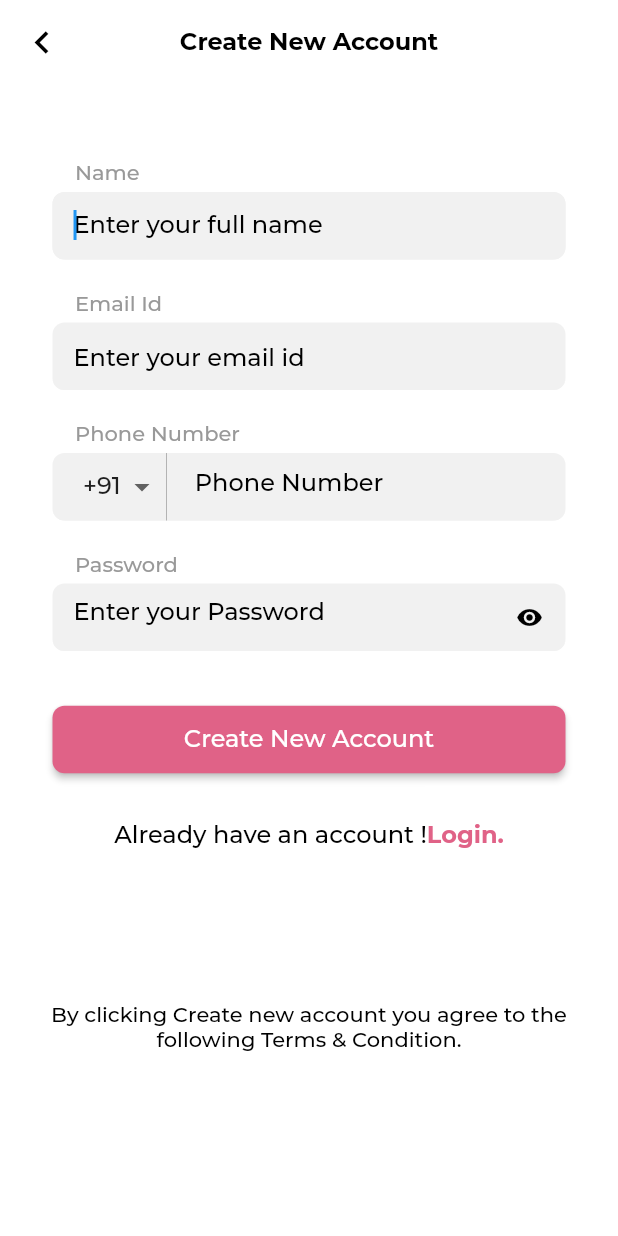
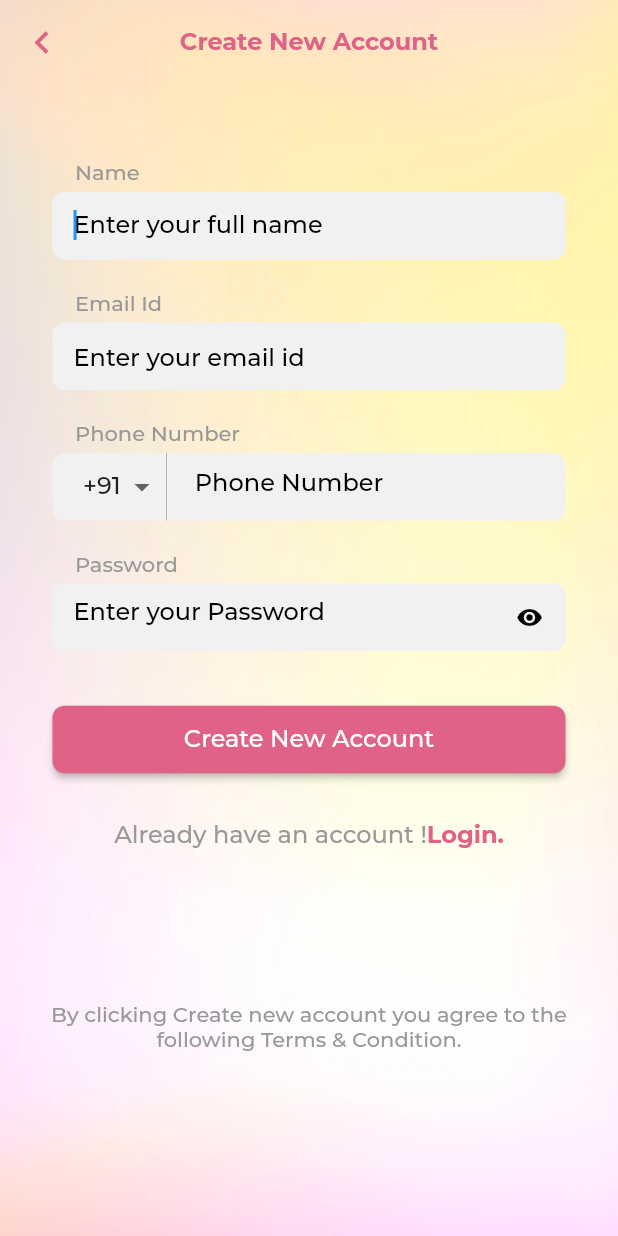
Before and after one commit to SafeLabsAnass/barber_frontend_app, a Flutter app: the RegisterScreen screen opened directly, on a phone screen of 412 x 824 dp. Run offline on Flutter 3.47's test engine with Material 2 defaults, Android fonts, the phone set to English and light mode, and no system bars; drawn by our look-alikes of modal_progress_hud_nsn; our stand-ins replace cached_network_image, carousel_slider, connectivity, dio, dotted_line, email_validator and 17 more; missing offline and left inert: connectivity_for_web, flutter_polyline_points, flutter_share, flutter_stripe, geolocator_web, image_picker_for_web and 4 more; accounts and stored records are empty; generated files the repository leaves out were written again.

Commit message:
changed splash screen & sign up page.

```diff
--- a/lib/screens/registerScreen.dart
+++ b/lib/screens/registerScreen.dart
@@ -17,6 +17,9 @@ import 'package:modal_progress_hud_nsn/modal_progress_hud_nsn.dart';
 
 import 'loginscreen.dart';
 import 'otpscreen.dart';
+import 'dart:ui';
+import 'package:barber_app/constant/dymmyimages.dart';
+
 
 class RegisterScreen extends StatefulWidget {
   @override
@@ -40,11 +43,18 @@ class _RegisterScreen extends State<RegisterScreen> {
   @override
   Widget build(BuildContext context) {
     var countryDropDown = Container(
+
       margin: EdgeInsets.only(right: 10),
       decoration: new BoxDecoration(
         border: Border(
           right: BorderSide(width: 0.5, color: greyColor),
         ),
+        // decoration: new BoxDecoration(
+        //           image: new DecorationImage(
+        //             image: new ExactAssetImage(DummyImage.loginBG),
+        //             fit: BoxFit.cover,
+        //           ),
+        //         ),
       ),
       height: 45.0,
       child: DropdownButtonHideUnderline(
@@ -75,17 +85,38 @@ class _RegisterScreen extends State<RegisterScreen> {
       color: Colors.transparent.withOpacity(0.2),
       progressIndicator: SpinKitFadingCircle(color: pinkColor),
       child: SafeArea(
+        child: Stack(
+          children: [
+           new Container(
+
+
+                 decoration: new BoxDecoration(
+                  color: Colors.red,
+                  image: new DecorationImage(
+                    image: new ExactAssetImage(DummyImage.loginBG),
+                    fit: BoxFit.cover,
+                  ),
+                ),
+              ),
+            Scaffold(
+              key: _scaffoldKey,
+              body: Container(
+                decoration: new BoxDecoration(
+                  color: Colors.red,
+                  image: new DecorationImage(
+                    image: new ExactAssetImage(DummyImage.loginBG),
+                    fit: BoxFit.cover,
+                  ),
+                ),
                 child: Scaffold(
-            key: _scaffoldKey,
-            backgroundColor: whiteColor,
-            body: Scaffold(
                   resizeToAvoidBottomInset: true,
-              backgroundColor: whiteColor,
+                  backgroundColor: Colors.transparent,
+
                   appBar: AppBar(
                     leading: IconButton(
                       icon: Icon(
                         Icons.keyboard_arrow_left,
-                    color: blackColor,
+                        color: pinkColor,
                         size: 30,
                       ),
                       onPressed: () => Navigator.of(context).pop(),
@@ -93,13 +124,13 @@ class _RegisterScreen extends State<RegisterScreen> {
                     title: Text(
                       StringConstant.createNewAccount,
                       style: TextStyle(
-                      color: blackColor,
+                          color: pinkColor,
                           fontFamily: ConstantFont.montserratBold,
                           fontSize: 16,
                           fontWeight: FontWeight.w600),
                     ),
                     centerTitle: true,
-                backgroundColor: whiteColor,
+                    backgroundColor: Colors.transparent,
                     elevation: 0.0,
                   ),
                   body: Form(
@@ -405,7 +436,7 @@ class _RegisterScreen extends State<RegisterScreen> {
                                               new Text(
                                                 StringConstant.alreadyHaveAnAccount,
                                                 style: TextStyle(
-                                                color: blackColor,
+                                                    color: grey99,
                                                     fontSize: 16,
                                                     fontWeight: FontWeight.w600,
                                                     fontFamily: ConstantFont.montserratMedium),
@@ -435,7 +466,7 @@ class _RegisterScreen extends State<RegisterScreen> {
                                   StringConstant.byClickingCreateNewAccountYouAgreeToTheFollowingTermsCondition,
                                   textAlign: TextAlign.center,
                                   style: TextStyle(
-                                  color: blackColor,
+                                      color: grey99,
                                       fontSize: 14,
                                       fontWeight: FontWeight.w600,
                                       fontFamily: ConstantFont.montserratMedium),
@@ -450,7 +481,10 @@ class _RegisterScreen extends State<RegisterScreen> {
                       ],
                     ),
                   ),
+                ),
               )),
+          ],
+        ),
       ),
     );
   }
```
Also changed, not shown: images/loginbg.png, images/splash.png. Lines whose indentation alone changed are shown as unchanged.
